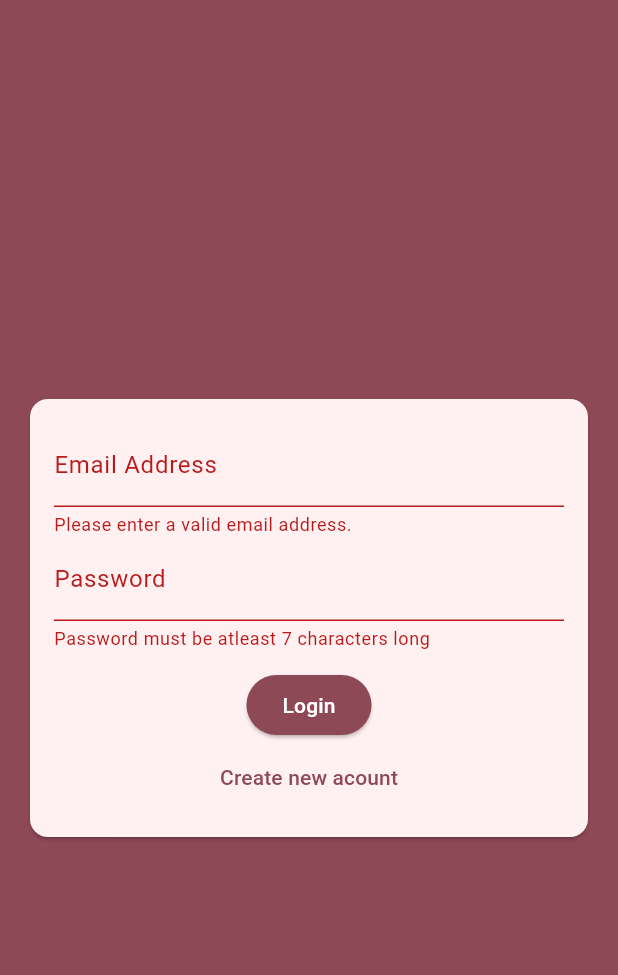
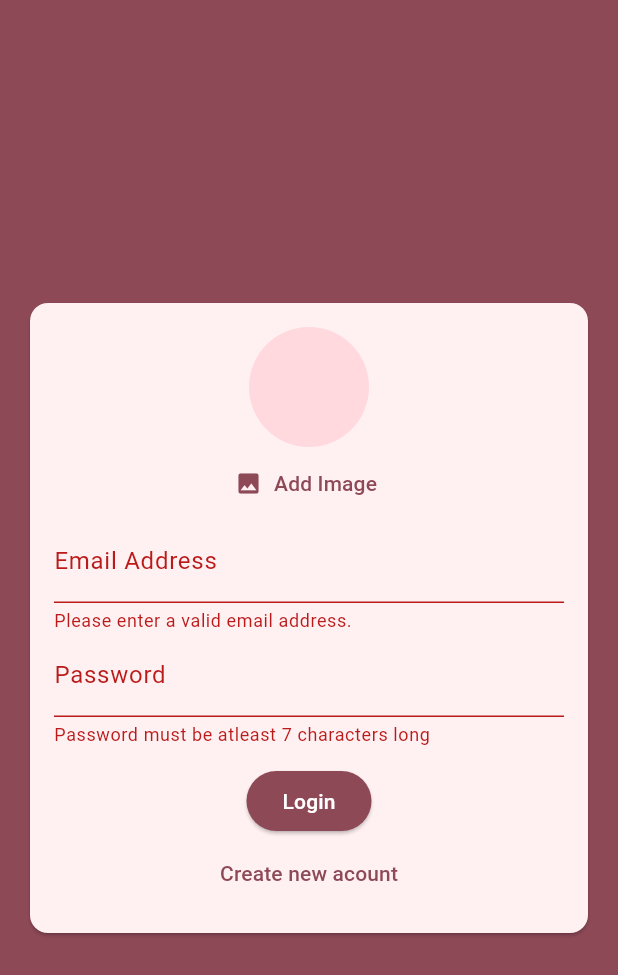
Before and after one commit to J-A-Christopher/Chat-App-Flutter, a Flutter app: the screen it shows after launch, after a tap on "Login", on a phone screen of 412 x 824 dp. Shown: the top 975 px of the screen. Run offline on Flutter 3.47's test engine with Material 2 defaults, Android fonts, the phone set to English and light mode, and no system bars; our stand-ins replace cloud_firestore, firebase_auth, firebase_core, image_picker; accounts and stored records are empty; network calls fail.

Commit message:
Slowly prosperous

```diff
--- a/lib/main.dart
+++ b/lib/main.dart
@@ -5,9 +5,9 @@ import 'package:flutter/material.dart';
 import 'package:firebase_core/firebase_core.dart';
 import '../firebase_options.dart';
 
-void main() {
+void main() async {
   WidgetsFlutterBinding.ensureInitialized();
-  Firebase.initializeApp(
+  await Firebase.initializeApp(
     options: DefaultFirebaseOptions.currentPlatform,
   );
   runApp(const MyApp());
--- a/lib/widgets/auth/auth_form.dart
+++ b/lib/widgets/auth/auth_form.dart
@@ -1,4 +1,6 @@
 import 'package:flutter/material.dart';
+
+import '../pickers/user_image_picker.dart';
 
 class AuthForm extends StatefulWidget {
   bool isLoading;
@@ -41,6 +43,7 @@ class _AuthFormState extends State<AuthForm> {
                 child: Column(
                   mainAxisSize: MainAxisSize.min,
                   children: [
+                    const UserImagePicker(),
                     TextFormField(
                       key: const ValueKey('email'),
                       validator: (value) {
--- /dev/null
+++ b/lib/widgets/pickers/user_image_picker.dart
@@ -0,0 +1,42 @@
+import 'dart:io';
+
+import 'package:flutter/material.dart';
+import 'package:image_picker/image_picker.dart';
+
+class UserImagePicker extends StatefulWidget {
+  const UserImagePicker({super.key});
+
+  @override
+  State<UserImagePicker> createState() => _UserImagePickerState();
+}
+
+class _UserImagePickerState extends State<UserImagePicker> {
+  File? _pickedImage;
+
+  void _pickImage() async {
+    final pickedImageFile =
+        await ImagePicker.platform.pickImage(source: ImageSource.camera);
+    setState(() {
+      _pickedImage =
+          pickedImageFile != null ? File(pickedImageFile.path) : null;
+    });
+  }
+
+  @override
+  Widget build(BuildContext context) {
+    return Column(
+      children: [
+        CircleAvatar(
+          radius: 40,
+          backgroundImage:
+              _pickedImage != null ? FileImage(_pickedImage!) : null,
+        ),
+        TextButton.icon(
+          onPressed: _pickImage,
+          icon: const Icon(Icons.image),
+          label: const Text('Add Image'),
+        ),
+      ],
+    );
+  }
+}
```
Also changed, not shown: pubspec.yaml (+3 -4 lines), pubspec.lock, 5 other files.
